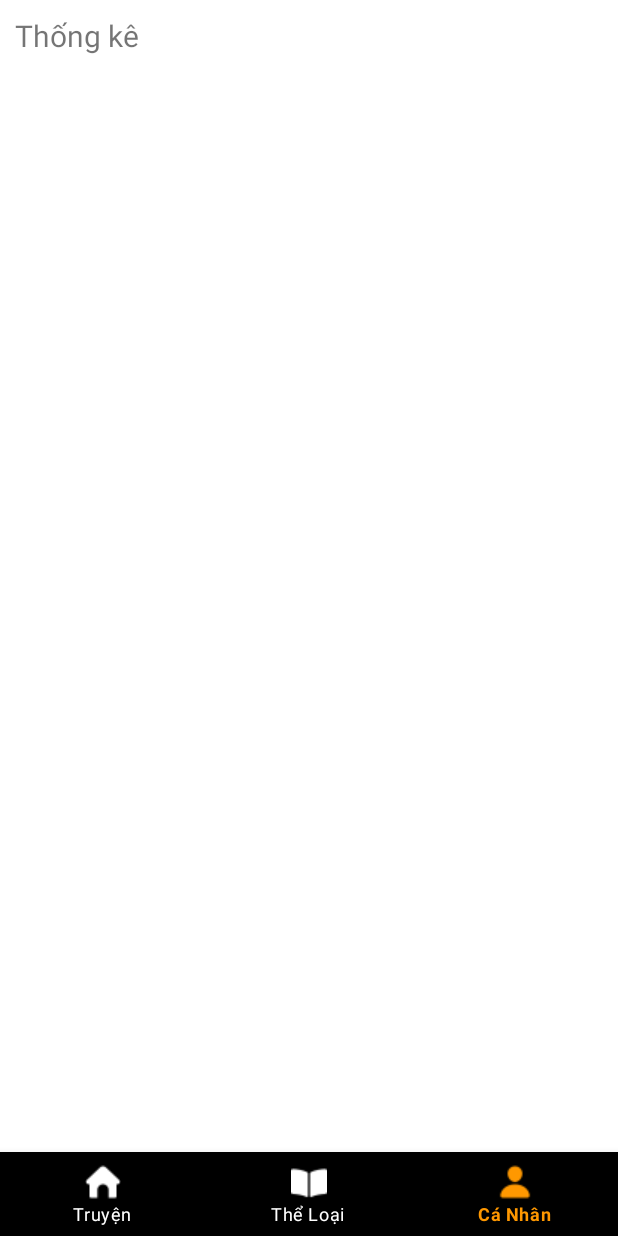
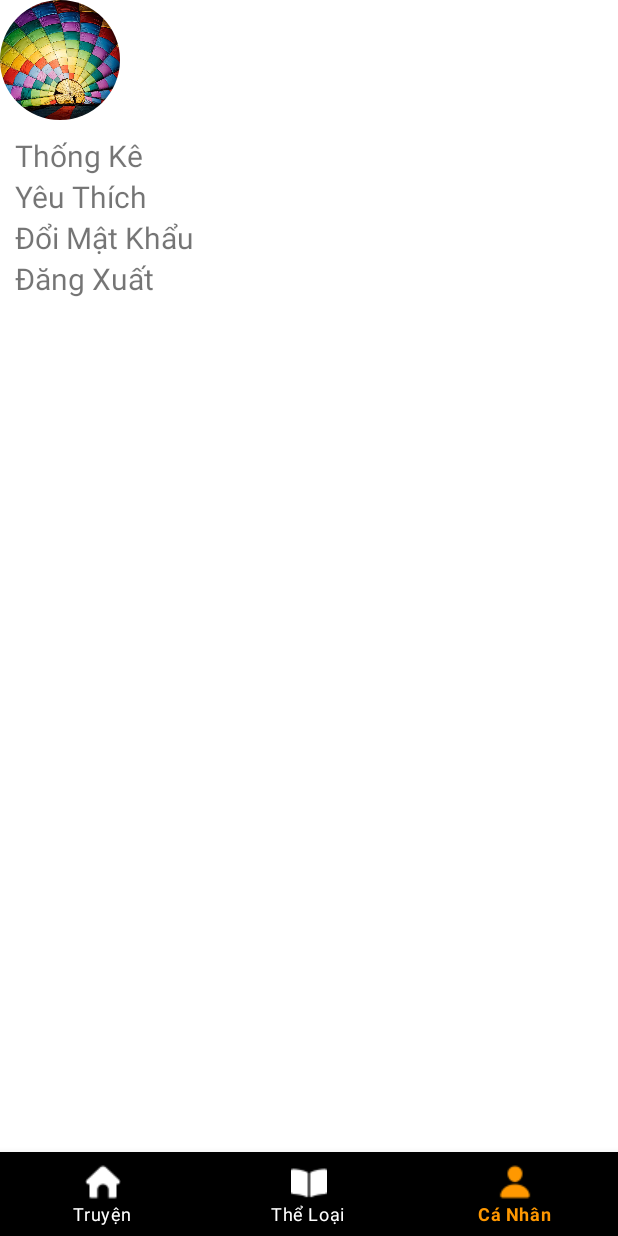
Before and after one commit to PhuongNamNg/DocTruyen-iRead, an Android app: the screen it shows after launch once a user with an empty profile is signed in (MainActivity), item 3 of the bottom bar chosen, on a phone screen of 412 x 824 dp. Run offline under Robolectric (Android 15) with nearby library versions, the phone set to English and light mode, and no system bars; our stand-ins replace CircleImageView, Firebase (no records; nobody signed in at launch, a user with empty details on screens opened directly).

Commit message:
Thay logo signin giao diện ca nhan

```diff
--- a/app/src/main/res/layout/activity_sign_in.xml
+++ b/app/src/main/res/layout/activity_sign_in.xml
@@ -16,7 +16,7 @@
         android:layout_marginStart="40dp"
         android:layout_marginTop="41dp"
         android:layout_marginEnd="75dp"
-        android:src="@drawable/logo1111"
+        android:src="@drawable/anhlogo"
         app:layout_constraintEnd_toEndOf="parent"
         app:layout_constraintHorizontal_bias="0.507"
         app:layout_constraintStart_toStartOf="parent"
--- a/app/src/main/res/layout/fragment_ca_nhan.xml
+++ b/app/src/main/res/layout/fragment_ca_nhan.xml
@@ -1,18 +1,49 @@
 <?xml version="1.0" encoding="utf-8"?>
-<FrameLayout xmlns:android="http://schemas.android.com/apk/res/android"
+<LinearLayout xmlns:android="http://schemas.android.com/apk/res/android"
     xmlns:tools="http://schemas.android.com/tools"
     android:layout_width="match_parent"
     android:layout_height="match_parent"
+    android:orientation="vertical"
     tools:context=".FragmentCaNhan.CaNhanFragment">
 
-    <!-- TODO: Update blank fragment layout -->
+    <de.hdodenhof.circleimageview.CircleImageView
+        android:layout_width="80dp"
+        android:layout_height="80dp"
+        android:src="@drawable/anh1"
+        android:layout_marginBottom="10dp">
+
+    </de.hdodenhof.circleimageview.CircleImageView>
+
     <TextView
         android:layout_width="match_parent"
-        android:layout_height="match_parent"
-        android:layout_marginTop="10dp"
+        android:layout_height="wrap_content"
+
         android:layout_marginLeft="10dp"
         android:textSize="20dp"
-        android:text="Thống kê"/>
+        android:text="Thống Kê"/>
+    <TextView
+        android:layout_width="match_parent"
+        android:layout_height="wrap_content"
+
+        android:layout_marginLeft="10dp"
+        android:textSize="20dp"
+        android:text="Yêu Thích"/>
+    <TextView
+        android:layout_width="match_parent"
+        android:layout_height="wrap_content"
+
+        android:layout_marginLeft="10dp"
+        android:textSize="20dp"
+        android:text="Đổi Mật Khẩu"/>
+    <TextView
+        android:layout_width="match_parent"
+        android:layout_height="wrap_content"
+
+        android:layout_marginLeft="10dp"
+        android:textSize="20dp"
+        android:text="Đăng Xuất"/>
 
 
-</FrameLayout>
+
+
+</LinearLayout>
```
Also changed, not shown: app/src/main/res/drawable/anhlogo.png (added), app/src/main/res/drawable/logo1111.png (deleted).
